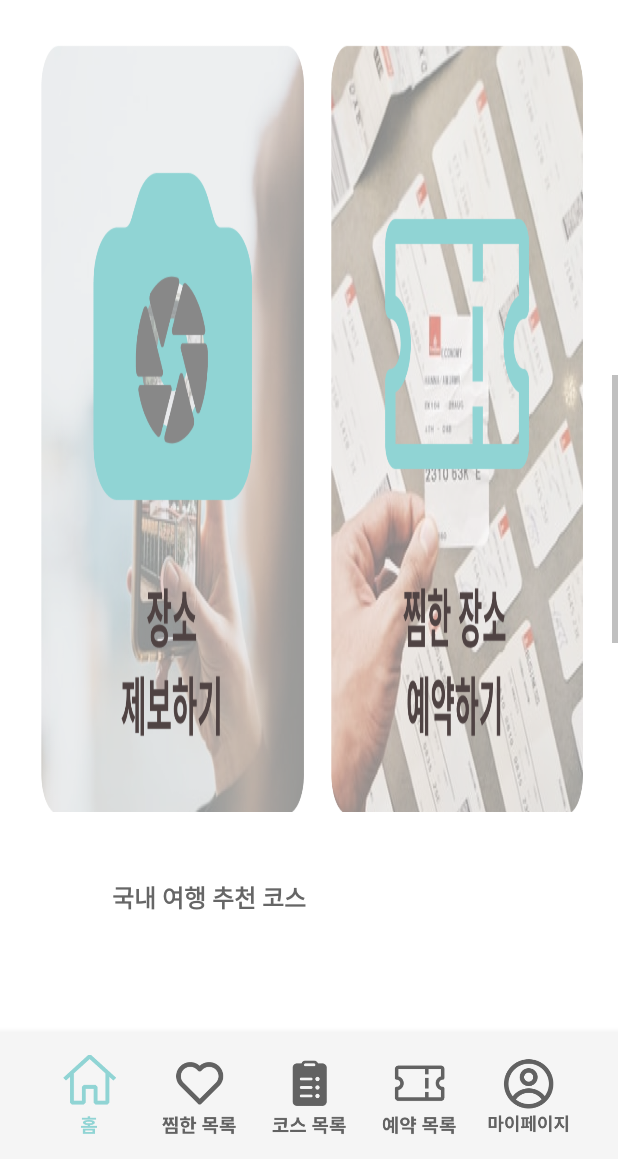
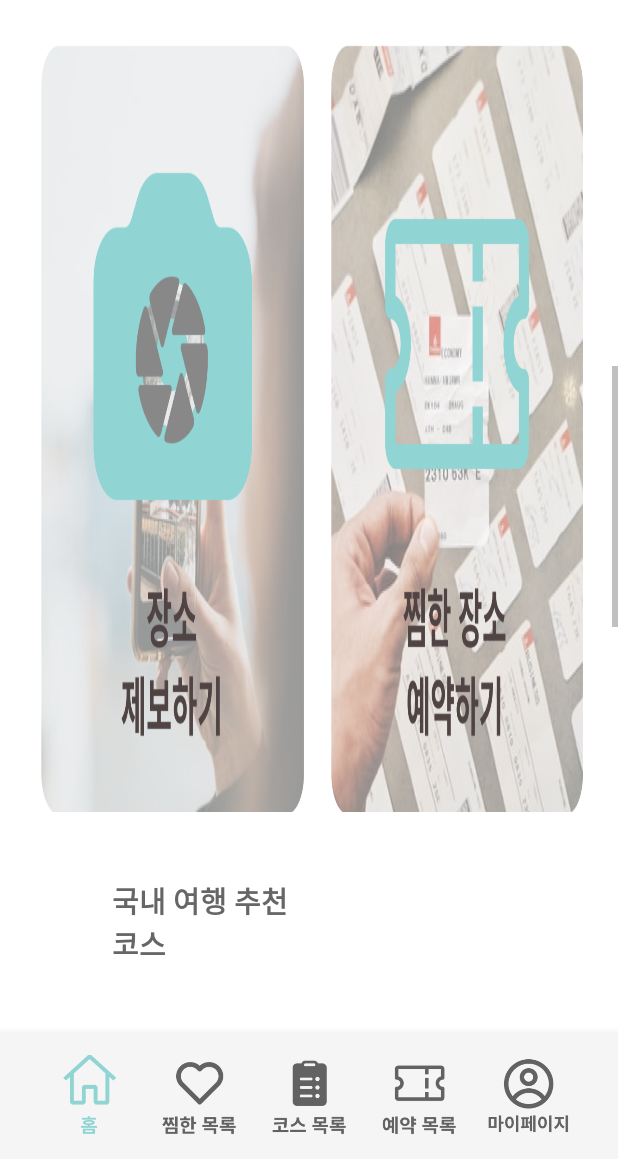
Before and after one commit to seoy9/Chowall_FE, an Android app: the MainActivity screen opened directly, with no data from a screen before it, scrolled down 962 dp, on a phone screen of 412 x 824 dp, the part 77-1236 px from its top. Run offline under Robolectric (Android 15) with nearby library versions, the phone set to English and light mode, and no system bars.

Commit message:
activity_main - 가이드라인 위치 수정 / dimen, list_item - 코스 목록 viewPager 레이아웃 수정

```diff
--- a/app/src/main/res/layout/activity_main.xml
+++ b/app/src/main/res/layout/activity_main.xml
@@ -273,6 +273,10 @@
                 android:layout_width="0dp"
                 android:layout_height="0dp"
                 android:text="국내 여행 추천 코스"
+                android:autoSizeMaxTextSize="20sp"
+                android:autoSizeMinTextSize="10sp"
+                android:autoSizeStepGranularity="1sp"
+                android:autoSizeTextType="uniform"
                 android:textColor="@color/textColor"
                 android:textSize="16sp"
                 android:textStyle="bold"
@@ -284,7 +288,7 @@
 
             <View
                 android:layout_width="match_parent"
-                android:layout_height="10px"
+                android:layout_height="8px"
                 android:background="#E6E6E6"
                 app:layout_constraintBottom_toTopOf="@+id/guideline95"
                 app:layout_constraintEnd_toEndOf="parent"
@@ -303,7 +307,7 @@
                 android:layout_width="wrap_content"
                 android:layout_height="wrap_content"
                 android:orientation="horizontal"
-                app:layout_constraintGuide_begin="3062px"/>
+                app:layout_constraintGuide_begin="3112px"/>
 
             <androidx.constraintlayout.widget.Guideline
                 android:id="@+id/guideline97"
@@ -312,6 +316,13 @@
                 android:orientation="vertical"
                 app:layout_constraintGuide_begin="72px" />
 
+            <androidx.constraintlayout.widget.Guideline
+                android:id="@+id/guideline105"
+                android:layout_width="wrap_content"
+                android:layout_height="wrap_content"
+                android:orientation="vertical"
+                app:layout_constraintGuide_end="72px" />
+
             <androidx.viewpager2.widget.ViewPager2
                 android:id="@+id/viewPager"
                 android:layout_width="0dp"
@@ -319,7 +330,7 @@
                 android:clipChildren="false"
                 android:clipToPadding="false"
                 app:layout_constraintBottom_toTopOf="@+id/guideline96"
-                app:layout_constraintEnd_toEndOf="parent"
+                app:layout_constraintEnd_toStartOf="@+id/guideline105"
                 app:layout_constraintStart_toStartOf="@+id/guideline97"
                 app:layout_constraintTop_toTopOf="@+id/guideline95" />
 
@@ -328,20 +339,24 @@
                 android:layout_width="wrap_content"
                 android:layout_height="wrap_content"
                 android:orientation="horizontal"
-                app:layout_constraintGuide_begin="3140px"/>
+                app:layout_constraintGuide_begin="3190px"/>
 
             <androidx.constraintlayout.widget.Guideline
                 android:id="@+id/guideline99"
                 android:layout_width="wrap_content"
                 android:layout_height="wrap_content"
                 android:orientation="horizontal"
-                app:layout_constraintGuide_begin="3228px"/>
+                app:layout_constraintGuide_begin="3278px"/>
 
             <TextView
                 android:id="@+id/textView3"
                 android:layout_width="0dp"
                 android:layout_height="0dp"
                 android:text="초월 인기 코스"
+                android:autoSizeMaxTextSize="20sp"
+                android:autoSizeMinTextSize="10sp"
+                android:autoSizeStepGranularity="1sp"
+                android:autoSizeTextType="uniform"
                 android:textColor="@color/textColor"
                 android:textSize="16sp"
                 android:textStyle="bold"
@@ -352,7 +367,7 @@
 
             <View
                 android:layout_width="match_parent"
-                android:layout_height="10px"
+                android:layout_height="8px"
                 android:background="#E6E6E6"
                 app:layout_constraintBottom_toTopOf="@+id/guideline100"
                 app:layout_constraintEnd_toEndOf="parent"
@@ -364,21 +379,21 @@
                 android:layout_width="wrap_content"
                 android:layout_height="wrap_content"
                 android:orientation="horizontal"
-                app:layout_constraintGuide_begin="3370px"/>
+                app:layout_constraintGuide_begin="3420px"/>
 
             <androidx.constraintlayout.widget.Guideline
                 android:id="@+id/guideline101"
                 android:layout_width="wrap_content"
                 android:layout_height="wrap_content"
                 android:orientation="horizontal"
-                app:layout_constraintGuide_begin="3866px"/>
+                app:layout_constraintGuide_begin="3966px"/>
 
             <androidx.constraintlayout.widget.Guideline
                 android:id="@+id/guideline102"
                 android:layout_width="wrap_content"
                 android:layout_height="wrap_content"
                 android:orientation="horizontal"
-                app:layout_constraintGuide_begin="3976px"/>
+                app:layout_constraintGuide_begin="4076px"/>
 
             <androidx.viewpager2.widget.ViewPager2
                 android:id="@+id/viewPager2"
@@ -387,7 +402,7 @@
                 android:clipChildren="false"
                 android:clipToPadding="false"
                 app:layout_constraintBottom_toTopOf="@+id/guideline101"
-                app:layout_constraintEnd_toEndOf="parent"
+                app:layout_constraintEnd_toStartOf="@+id/guideline105"
                 app:layout_constraintStart_toStartOf="@+id/guideline97"
                 app:layout_constraintTop_toTopOf="@+id/guideline100" />
 
--- a/app/src/main/res/layout/list_item.xml
+++ b/app/src/main/res/layout/list_item.xml
@@ -10,7 +10,7 @@
         android:layout_width="wrap_content"
         android:layout_height="wrap_content"
         android:orientation="vertical"
-        app:layout_constraintGuide_percent="0.5"/>
+        app:layout_constraintGuide_percent="0.44"/>
 
     <androidx.constraintlayout.widget.Guideline
         android:id="@+id/guideline3"
@@ -55,7 +55,7 @@
         android:elevation="10dp"
         android:outlineProvider="none"
         android:text="풍경 속에 힐링을 담다"
-        android:textSize="10sp"
+        android:textSize="12sp"
         android:textStyle="bold"
         app:layout_constraintBottom_toBottomOf="@+id/imageView"
         app:layout_constraintEnd_toStartOf="@+id/guideline2"
--- a/app/src/main/res/values/dimen.xml
+++ b/app/src/main/res/values/dimen.xml
@@ -1,5 +1,5 @@
 <?xml version="1.0" encoding="utf-8"?>
 <resources>
-    <dimen name="pageMargin">400px</dimen>
-    <dimen name="pageWidth">350px</dimen>
+    <dimen name="pageMargin">450px</dimen>
+    <dimen name="pageWidth">300px</dimen>
 </resources>
```
